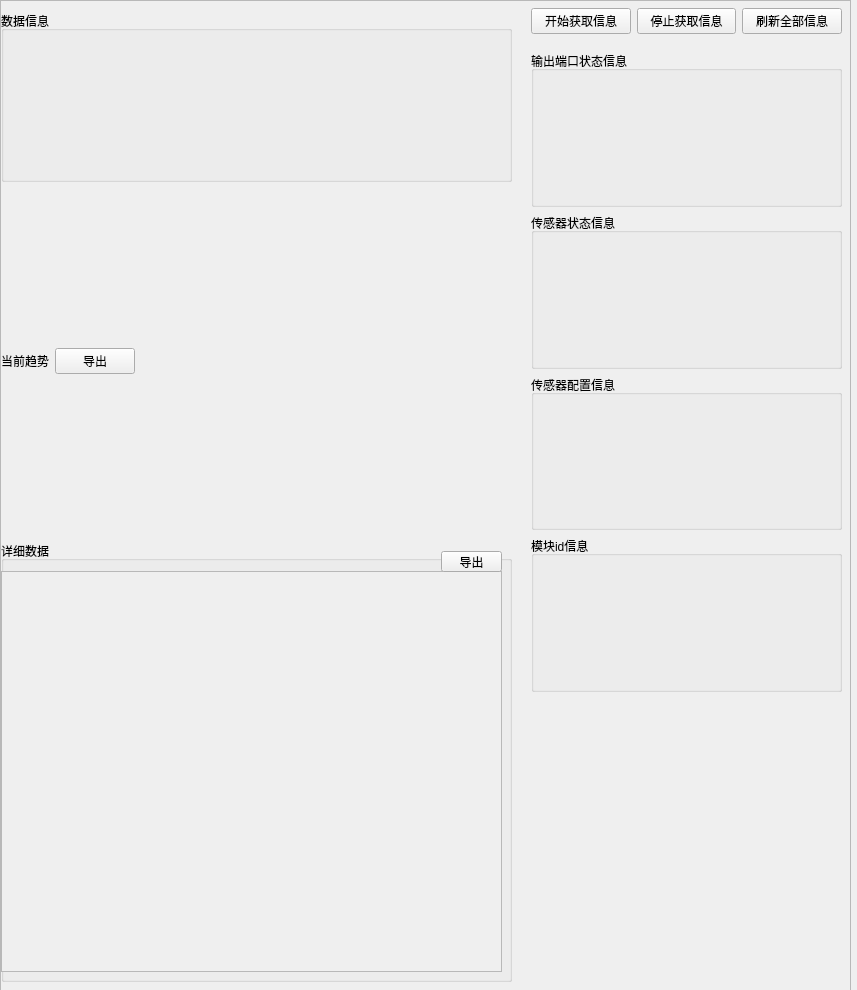
This is ui/customize_ui/tab/tab2_tab2.ui in 2950067210dqy/pyqt6_project as Qt 5 draws it before an edit. The edited form follows.
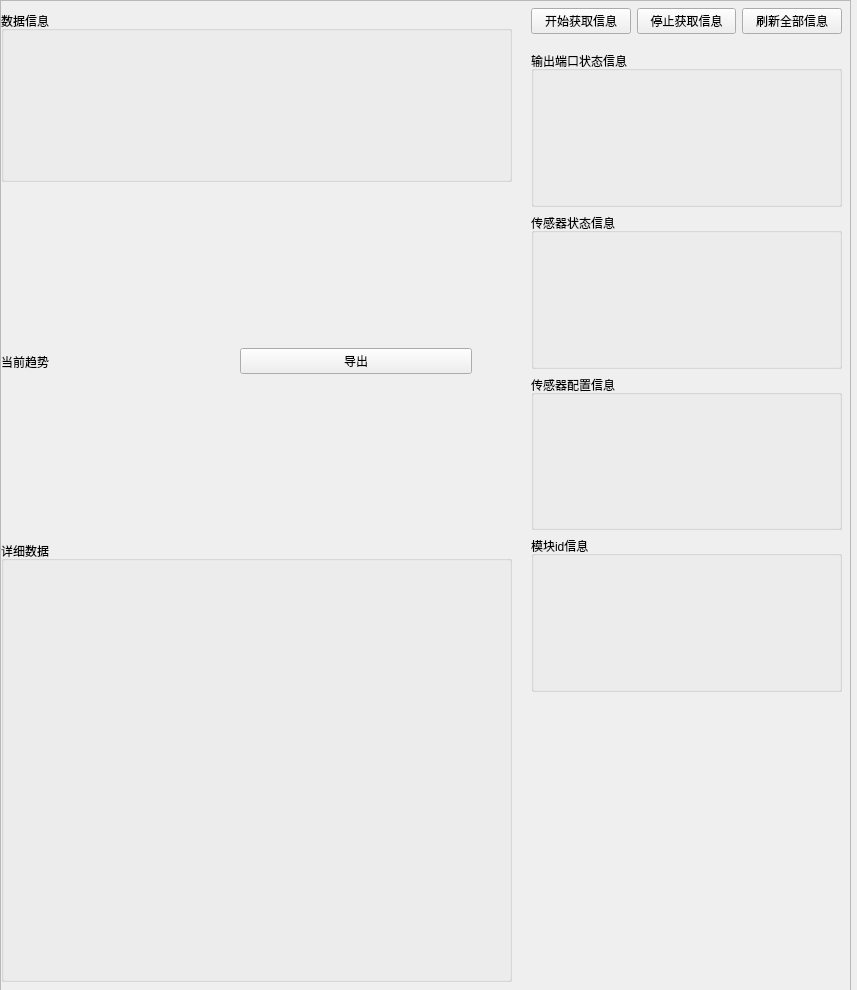
This is the edited form.

Patch:
```diff
--- a/ui/customize_ui/tab/tab2_tab2.ui
+++ b/ui/customize_ui/tab/tab2_tab2.ui
@@ -77,41 +77,16 @@
            <property name="flat">
             <bool>false</bool>
            </property>
-           <widget class="QScrollArea" name="detaildata_scroll_2">
+           <widget class="QWidget" name="verticalLayoutWidget">
             <property name="geometry">
              <rect>
-              <x>0</x>
+              <x>10</x>
               <y>30</y>
-              <width>501</width>
+              <width>491</width>
               <height>401</height>
              </rect>
             </property>
-            <property name="widgetResizable">
-             <bool>true</bool>
-            </property>
-            <widget class="QWidget" name="detaildata_scroll_content_2">
-             <property name="geometry">
-              <rect>
-               <x>0</x>
-               <y>0</y>
-               <width>499</width>
-               <height>399</height>
-              </rect>
-             </property>
-            </widget>
-           </widget>
-           <widget class="QPushButton" name="export_detaildata_btn_2">
-            <property name="geometry">
-             <rect>
-              <x>440</x>
-              <y>10</y>
-              <width>61</width>
-              <height>21</height>
-             </rect>
-            </property>
-            <property name="text">
-             <string>导出</string>
-            </property>
+            <layout class="QVBoxLayout" name="detaildata_layout"/>
            </widget>
           </widget>
          </item>
@@ -148,9 +123,6 @@
            </item>
            <item>
             <spacer name="horizontalSpacer_2">
-             <property name="orientation">
-              <enum>Qt::Orientation::Horizontal</enum>
-             </property>
              <property name="sizeHint" stdset="0">
               <size>
                <width>40</width>
```
